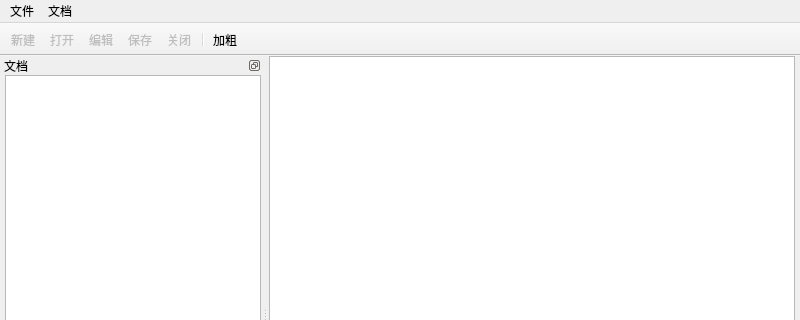
First picture: the form in mainwindow.ui, repository yileiren/YDocManager, before the edit; both pictures show x 0 to 800 and y 0 to 320 of the 800 by 600 pixel window.
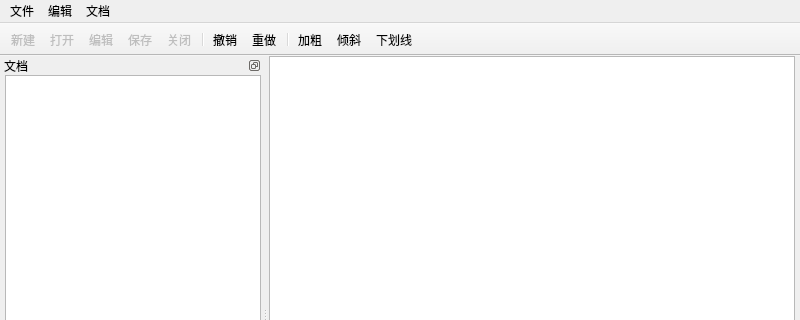
Second picture: the form after the edit. Icons and pictures are not drawn. Custom widgets are drawn as their Qt base class.

Commit message: 增加撤销、重做、加粗、倾斜和下划线功能 打开新文档和关闭文档时使用文档是否修改的方式提示是否允许关闭 修改了打开保存过的文档出现字符乱码的问题

```diff
--- a/mainwindow.ui
+++ b/mainwindow.ui
@@ -73,7 +73,7 @@
      <x>0</x>
      <y>0</y>
      <width>800</width>
-     <height>25</height>
+     <height>23</height>
     </rect>
    </property>
    <widget class="QMenu" name="menu">
@@ -96,7 +96,15 @@
     <addaction name="setItalicAction"/>
     <addaction name="setUnderlineAction"/>
    </widget>
+   <widget class="QMenu" name="menu_3">
+    <property name="title">
+     <string>编辑</string>
+    </property>
+    <addaction name="undoAction"/>
+    <addaction name="redoAction"/>
+   </widget>
    <addaction name="menu"/>
+   <addaction name="menu_3"/>
    <addaction name="menu_2"/>
   </widget>
   <widget class="QToolBar" name="mainToolBar">
@@ -127,7 +135,12 @@
    <addaction name="saveDocAction"/>
    <addaction name="closeDocAction"/>
    <addaction name="separator"/>
+   <addaction name="undoAction"/>
+   <addaction name="redoAction"/>
+   <addaction name="separator"/>
    <addaction name="setBoldAction"/>
+   <addaction name="setItalicAction"/>
+   <addaction name="setUnderlineAction"/>
   </widget>
   <widget class="QStatusBar" name="statusBar">
    <property name="contextMenuPolicy">
@@ -317,6 +330,24 @@
     <string>下划线</string>
    </property>
   </action>
+  <action name="undoAction">
+   <property name="icon">
+    <iconset resource="images.qrc">
+     <normaloff>:/images/textEdit/editundo.png</normaloff>:/images/textEdit/editundo.png</iconset>
+   </property>
+   <property name="text">
+    <string>撤销</string>
+   </property>
+  </action>
+  <action name="redoAction">
+   <property name="icon">
+    <iconset resource="images.qrc">
+     <normaloff>:/images/textEdit/editredo.png</normaloff>:/images/textEdit/editredo.png</iconset>
+   </property>
+   <property name="text">
+    <string>重做</string>
+   </property>
+  </action>
  </widget>
  <layoutdefault spacing="6" margin="11"/>
  <customwidgets>
```
Left out of the diff: 21 changed lines with no effect on the pictures. The commit also changes 13 other files.
